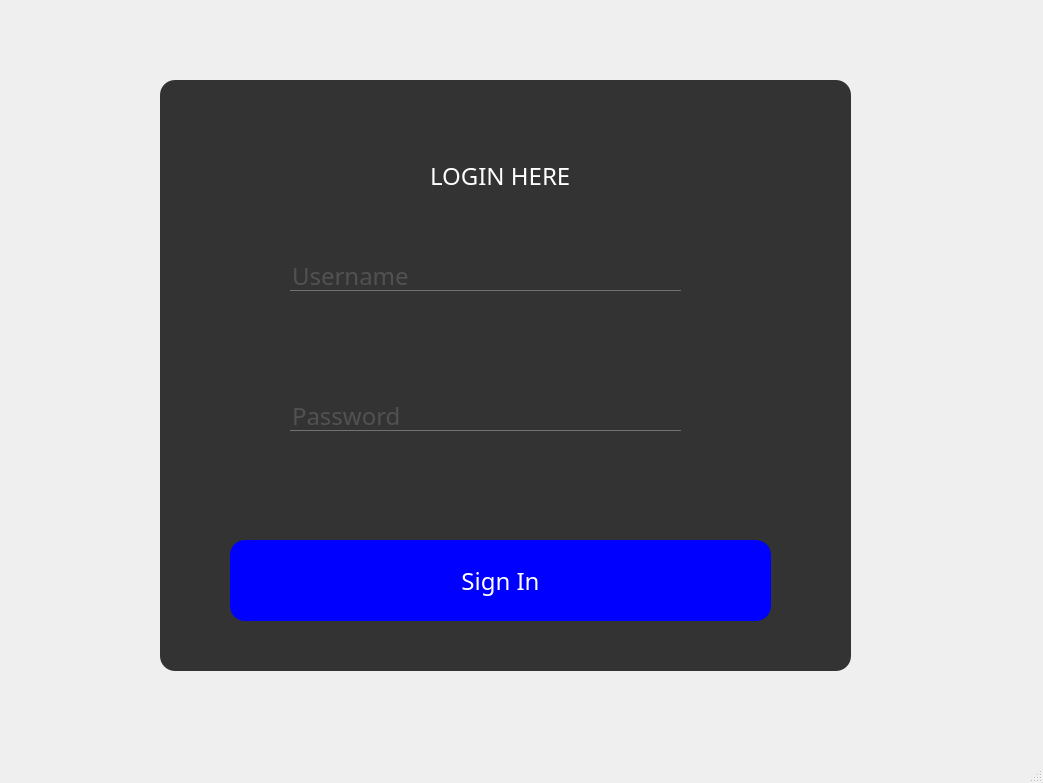
The window that mainwindow.ui (medoussemaboussida/Royal-Travelers) describes before a commit, drawn with Qt 5.
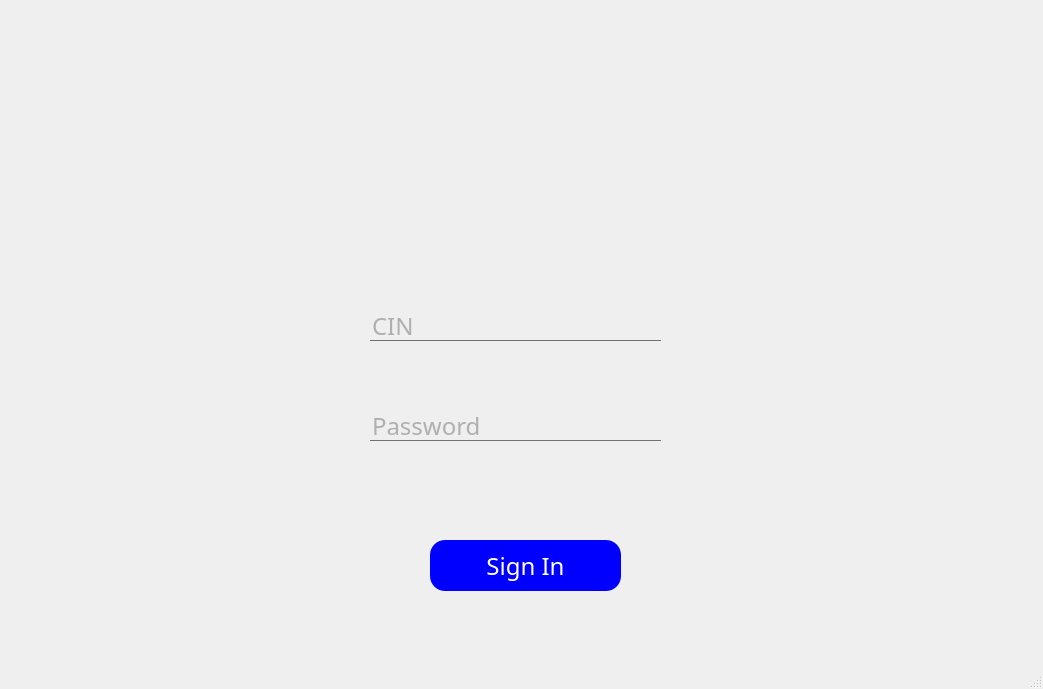
The same window after the commit. Icons and pictures are not drawn.

Patch:
```diff
--- a/mainwindow.ui
+++ b/mainwindow.ui
@@ -7,7 +7,7 @@
     <x>0</x>
     <y>0</y>
     <width>1043</width>
-    <height>783</height>
+    <height>689</height>
    </rect>
   </property>
   <property name="windowTitle">
@@ -26,10 +26,10 @@
    <widget class="QFrame" name="frame">
     <property name="geometry">
      <rect>
-      <x>160</x>
-      <y>80</y>
-      <width>691</width>
-      <height>591</height>
+      <x>10</x>
+      <y>0</y>
+      <width>1031</width>
+      <height>671</height>
      </rect>
     </property>
     <property name="styleSheet">
@@ -39,7 +39,6 @@
 }
 QFrame
 {
-background:#333;
 border-radius:15px;
 }
 QPushButton
@@ -83,26 +82,13 @@
     <property name="frameShadow">
      <enum>QFrame::Raised</enum>
     </property>
-    <widget class="QLabel" name="label">
-     <property name="geometry">
-      <rect>
-       <x>270</x>
-       <y>70</y>
-       <width>141</width>
-       <height>51</height>
-      </rect>
-     </property>
-     <property name="text">
-      <string>LOGIN HERE</string>
-     </property>
-    </widget>
     <widget class="QPushButton" name="pushButton_2">
      <property name="geometry">
       <rect>
-       <x>70</x>
-       <y>460</y>
-       <width>541</width>
-       <height>81</height>
+       <x>420</x>
+       <y>540</y>
+       <width>191</width>
+       <height>51</height>
       </rect>
      </property>
      <property name="text">
@@ -112,9 +98,9 @@
     <widget class="QLineEdit" name="lineEdit_user">
      <property name="geometry">
       <rect>
-       <x>130</x>
-       <y>180</y>
-       <width>391</width>
+       <x>360</x>
+       <y>310</y>
+       <width>291</width>
        <height>31</height>
       </rect>
      </property>
@@ -125,15 +111,15 @@
       <string/>
      </property>
      <property name="placeholderText">
-      <string>Username</string>
+      <string>CIN</string>
      </property>
     </widget>
     <widget class="QLineEdit" name="lineEdit_pw">
      <property name="geometry">
       <rect>
-       <x>130</x>
-       <y>320</y>
-       <width>391</width>
+       <x>360</x>
+       <y>410</y>
+       <width>291</width>
        <height>31</height>
       </rect>
      </property>
@@ -150,6 +136,22 @@
       <string>Password</string>
      </property>
     </widget>
+    <widget class="QLabel" name="label">
+     <property name="geometry">
+      <rect>
+       <x>430</x>
+       <y>80</y>
+       <width>151</width>
+       <height>181</height>
+      </rect>
+     </property>
+     <property name="text">
+      <string/>
+     </property>
+     <property name="pixmap">
+      <pixmap>../Arrière-plan (1).png</pixmap>
+     </property>
+    </widget>
    </widget>
   </widget>
   <widget class="QStatusBar" name="statusBar"/>
```
